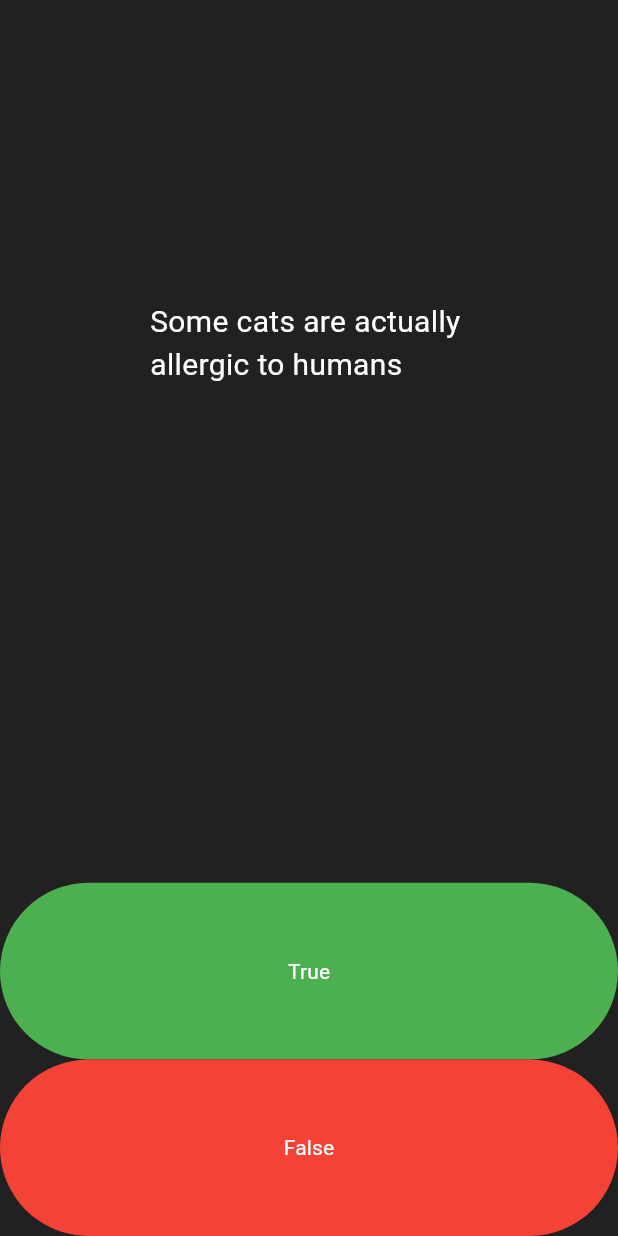
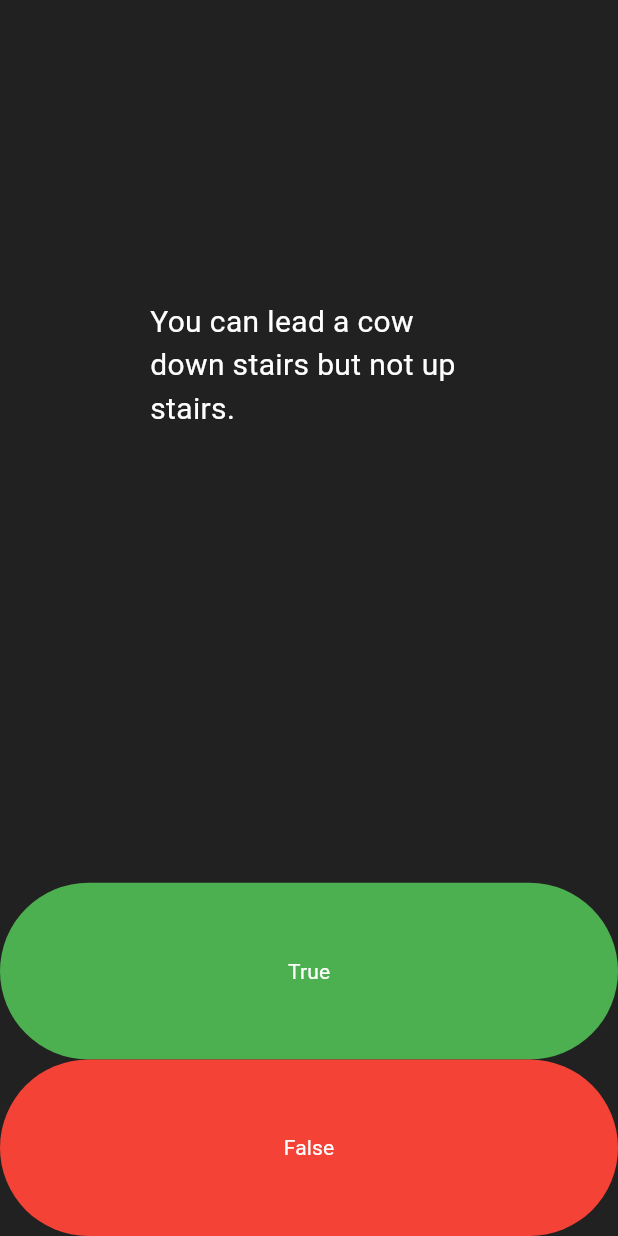
Before and after one commit to dawit2123/Flutter-Projects, a Flutter app: the screen it shows after launch, after a tap on "True", on a phone screen of 412 x 824 dp. Run offline on Flutter 3.47's test engine with Material 3 defaults, Android fonts, the phone set to English and light mode, and no system bars; our stand-ins replace audioplayers; missing offline and left inert: dart:html.

Commit message:
issue related with the counter got fixed

```diff
--- a/quizzler_app/lib/main.dart
+++ b/quizzler_app/lib/main.dart
@@ -166,6 +166,8 @@ import 'package:flutter/material.dart';
 import 'package:flutter/widgets.dart';
 import 'quiz_brain.dart';
 
+// QuizBrain quizBrain = QuizBrain();
+
 void main() => runApp(const Quizzler());
 
 class Quizzler extends StatelessWidget {
@@ -190,11 +192,14 @@ class QuizPage extends StatefulWidget {
   const QuizPage({Key? key}) : super(key: key);
 
   @override
+  // ignore: library_private_types_in_public_api
   _QuizPageState createState() => _QuizPageState();
 }
 
 class _QuizPageState extends State<QuizPage> {
   List<Icon> scoreKeeper = [];
+  QuizBrain quizBrain = QuizBrain();
+
   @override
   Widget build(BuildContext context) {
     return Column(
@@ -206,7 +211,7 @@ class _QuizPageState extends State<QuizPage> {
             child: Padding(
               padding: EdgeInsets.fromLTRB(100.0, 200.0, 100.0, 100.0),
               child: Text(
-                QuizBrain().getQuestionText(),
+                quizBrain.getQuestionText(),
                 style: TextStyle(color: Colors.white, fontSize: 20.0),
               ),
             )),
@@ -214,8 +219,8 @@ class _QuizPageState extends State<QuizPage> {
             child: TextButton(
           onPressed: () {
             setState(() {
-              QuizBrain().validateQuestion(true);
-              QuizBrain().nextQuestion();
+              quizBrain.validateQuestion(true);
+              quizBrain.nextQuestion();
             });
           },
           style: ButtonStyle(
@@ -230,8 +235,8 @@ class _QuizPageState extends State<QuizPage> {
             child: TextButton(
           onPressed: () {
             setState(() {
-              QuizBrain().validateQuestion(false);
-              QuizBrain().nextQuestion();
+              quizBrain.validateQuestion(false);
+              quizBrain.nextQuestion();
             });
           },
           style: ButtonStyle(
--- a/quizzler_app/lib/quiz_brain.dart
+++ b/quizzler_app/lib/quiz_brain.dart
@@ -71,12 +71,6 @@ class QuizBrain {
   // void incrementQuestionNumber() {
   //   _questionNumber++;
   // }
-  void nextQuestion() {
-    if (_questionNumber < _questionBank.length - 1) {
-      _questionNumber++;
-      print(_questionNumber);
-    }
-  }
 
   final List<Question> _questionBank = [
     Question('Some cats are actually allergic to humans', true),
@@ -105,6 +99,12 @@ class QuizBrain {
         'In West Virginia, USA, if you accidentally hit an animal with your car, you are free to take it home to eat.',
         true),
   ];
+  void nextQuestion() {
+    if (_questionNumber < _questionBank.length - 1) {
+      _questionNumber = _questionNumber + 1;
+    }
+  }
+
   String getQuestionText() {
     return _questionBank[_questionNumber].questionText;
   }
```
